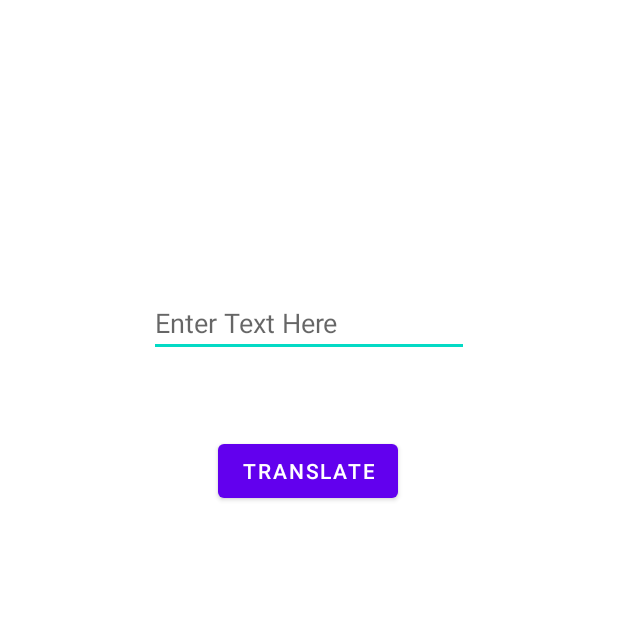
After one commit to csmith495/Hit_Me_Up, an Android app: the TranslatorActivity screen opened directly, with no data from a screen before it, on a phone screen of 412 x 824 dp, the top half of it. The commit adds this screen. Run offline under Robolectric (Android 15) with nearby library versions, the light colour scheme and no system bars; libraries missing offline, so code that uses them is left out: com.google.mlkit.common, com.google.mlkit.nl; 4 statements that could not run were skipped.

Commit message:
Translator completed

```diff
--- a/app/src/main/AndroidManifest.xml
+++ b/app/src/main/AndroidManifest.xml
@@ -9,7 +9,8 @@
         android:roundIcon="@mipmap/ic_launcher_round"
         android:supportsRtl="true"
         android:theme="@style/Theme.HitMeUp">
-        <activity android:name=".dictionary.ShowItemsListActivity"></activity>
+        <activity android:name=".TranslatorActivity"></activity>
+        <activity android:name=".dictionary.ShowItemsListActivity" />
         <activity android:name=".dictionary.DictionaryActivity" />
         <activity android:name=".ResetPasswordActivity" />
         <activity android:name=".ChatActivity" />
--- /dev/null
+++ b/app/src/main/java/com/cas/hitmeup/TranslatorActivity.java
@@ -0,0 +1,82 @@
+package com.cas.hitmeup;
+
+import androidx.annotation.NonNull;
+import androidx.appcompat.app.AppCompatActivity;
+
+import android.os.Bundle;
+import android.view.View;
+import android.widget.Button;
+import android.widget.EditText;
+import android.widget.TextView;
+import android.widget.Toast;
+
+import com.cas.hitmeup.dictionary.ShowItemsListActivity;
+import com.google.android.gms.tasks.OnFailureListener;
+import com.google.android.gms.tasks.OnSuccessListener;
+import com.google.mlkit.common.model.DownloadConditions;
+import com.google.mlkit.nl.translate.TranslateLanguage;
+import com.google.mlkit.nl.translate.Translation;
+import com.google.mlkit.nl.translate.Translator;
+import com.google.mlkit.nl.translate.TranslatorOptions;
+
+public class TranslatorActivity extends AppCompatActivity {
+
+    TextView tvOutput;
+    EditText etTranslate;
+    Button btnTranslate;
+
+    @Override
+    protected void onCreate(Bundle savedInstanceState) {
+        super.onCreate(savedInstanceState);
+        setContentView(R.layout.activity_translator);
+
+        tvOutput = findViewById(R.id.tvOutput);
+        etTranslate = findViewById(R.id.etTranslate);
+        btnTranslate = findViewById(R.id.btnTranslate);
+
+        TranslatorOptions options = new TranslatorOptions.Builder()
+                .setSourceLanguage(TranslateLanguage.ENGLISH)
+                .setTargetLanguage(TranslateLanguage.KOREAN)
+                .build();
+
+        final Translator translator = Translation.getClient(options);
+
+        DownloadConditions conditions = new DownloadConditions.Builder()
+                .requireWifi()
+                .build();
+        translator.downloadModelIfNeeded(conditions)
+                .addOnSuccessListener(new OnSuccessListener<Void>() {
+                    @Override
+                    public void onSuccess(Void aVoid) {
+
+                    }
+                })
+                .addOnFailureListener(new OnFailureListener() {
+                    @Override
+                    public void onFailure(@NonNull Exception e) {
+                        Toast.makeText(TranslatorActivity.this,
+                                "Download Failed", Toast.LENGTH_SHORT).show();
+                    }
+                });
+
+        btnTranslate.setOnClickListener(new View.OnClickListener() {
+            @Override
+            public void onClick(View v) {
+                String theText = etTranslate.getText().toString();
+
+                translator.translate(theText).addOnSuccessListener(new OnSuccessListener<String>() {
+                    @Override
+                    public void onSuccess(String s) {
+                        tvOutput.setText(s);
+                    }
+                }).addOnFailureListener(new OnFailureListener() {
+                    @Override
+                    public void onFailure(@NonNull Exception e) {
+                        Toast.makeText(TranslatorActivity.this,
+                                "Translation Failed", Toast.LENGTH_SHORT).show();
+                    }
+                });
+            }
+        });
+    }
+}
--- /dev/null
+++ b/app/src/main/res/drawable/ic_translator.xml
@@ -0,0 +1,5 @@
+<vector android:autoMirrored="true" android:height="24dp"
+    android:tint="#FFFFFF" android:viewportHeight="24"
+    android:viewportWidth="24" android:width="24dp" xmlns:android="http://schemas.android.com/apk/res/android">
+    <path android:fillColor="@android:color/white" android:pathData="M19,3L5,3c-1.1,0 -2,0.9 -2,2v14c0,1.1 0.9,2 2,2h14c1.1,0 2,-0.9 2,-2L21,5c0,-1.1 -0.9,-2 -2,-2zM14,17L7,17v-2h7v2zM17,13L7,13v-2h10v2zM17,9L7,9L7,7h10v2z"/>
+</vector>
--- /dev/null
+++ b/app/src/main/res/layout/activity_translator.xml
@@ -0,0 +1,59 @@
+<?xml version="1.0" encoding="utf-8"?>
+<androidx.constraintlayout.widget.ConstraintLayout xmlns:android="http://schemas.android.com/apk/res/android"
+    xmlns:app="http://schemas.android.com/apk/res-auto"
+    xmlns:tools="http://schemas.android.com/tools"
+    android:layout_width="match_parent"
+    android:layout_height="match_parent"
+    tools:context=".TranslatorActivity">
+
+    <TextView
+        android:id="@+id/tvTranslatorTitle"
+        android:layout_width="wrap_content"
+        android:layout_height="wrap_content"
+        android:layout_marginTop="104dp"
+        android:fontFamily="sans-serif"
+        android:text="Translator"
+        android:textAppearance="@style/TextAppearance.AppCompat.Large"
+        android:textColor="@color/white"
+        android:textSize="30sp"
+        android:textStyle="bold"
+        app:layout_constraintEnd_toEndOf="parent"
+        app:layout_constraintHorizontal_bias="0.498"
+        app:layout_constraintStart_toStartOf="parent"
+        app:layout_constraintTop_toTopOf="parent" />
+
+    <EditText
+        android:id="@+id/etTranslate"
+        android:layout_width="wrap_content"
+        android:layout_height="wrap_content"
+        android:layout_marginTop="48dp"
+        android:ems="10"
+        android:hint="Enter Text Here"
+        android:inputType="textPersonName"
+        android:textColor="@color/white"
+        app:layout_constraintEnd_toEndOf="parent"
+        app:layout_constraintStart_toStartOf="parent"
+        app:layout_constraintTop_toBottomOf="@+id/tvTranslatorTitle" />
+
+    <Button
+        android:id="@+id/btnTranslate"
+        android:layout_width="wrap_content"
+        android:layout_height="wrap_content"
+        android:layout_marginTop="52dp"
+        android:text="Translate"
+        app:layout_constraintEnd_toEndOf="parent"
+        app:layout_constraintHorizontal_bias="0.498"
+        app:layout_constraintStart_toStartOf="parent"
+        app:layout_constraintTop_toBottomOf="@+id/etTranslate" />
+
+    <TextView
+        android:id="@+id/tvOutput"
+        android:layout_width="wrap_content"
+        android:layout_height="wrap_content"
+        android:layout_marginTop="52dp"
+        android:textSize="30sp"
+        android:textStyle="bold"
+        app:layout_constraintEnd_toEndOf="parent"
+        app:layout_constraintStart_toStartOf="parent"
+        app:layout_constraintTop_toBottomOf="@+id/btnTranslate" />
+</androidx.constraintlayout.widget.ConstraintLayout>
```
Also changed, not shown: app/src/main/java/com/cas/hitmeup/HomeActivity.java (+9 -1 lines), app/src/main/res/layout/activity_home.xml (+8 -0 lines).
